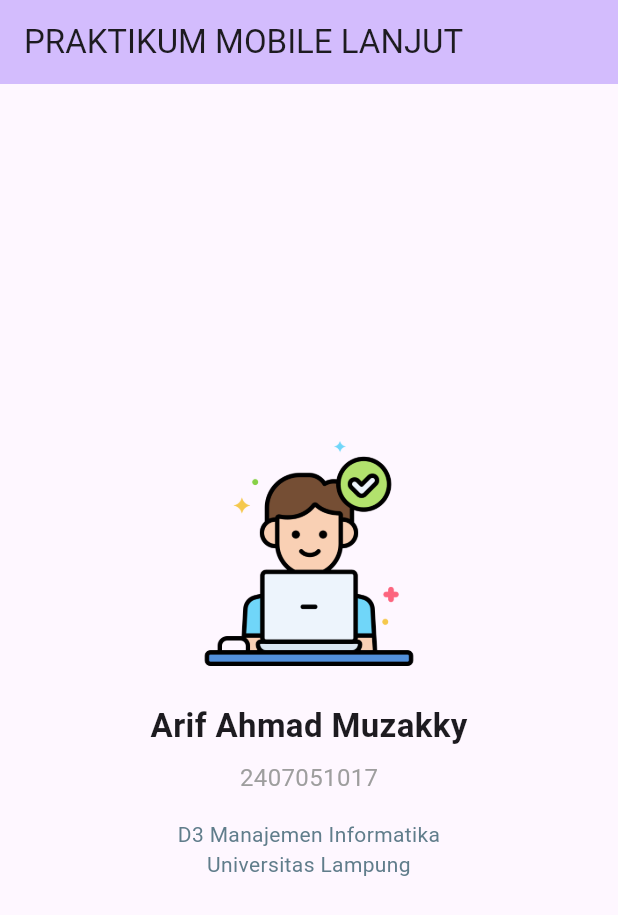
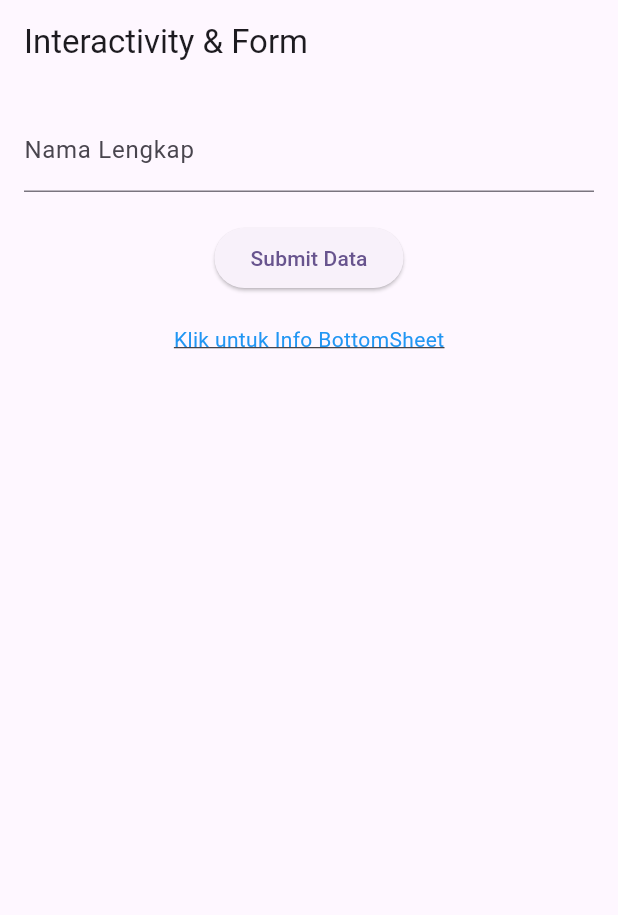
Before and after one commit to PaleHiu/prak-pwl-2407051017, a Flutter app: the screen it shows after launch, on a phone screen of 412 x 824 dp. Shown: the top 915 px of the screen. Run offline on Flutter 3.47's test engine with Material 3 defaults, Android fonts, the phone set to English and light mode, and no system bars.

Commit message:
Pertemuan 4: Interactivity, Form & Event Handling

```diff
--- /dev/null
+++ b/lib/form_widget.dart
@@ -0,0 +1,85 @@
+import 'package:flutter/material.dart';
+
+class FormWidget extends StatefulWidget {
+  const FormWidget({super.key});
+
+  @override
+  State<FormWidget> createState() => _FormWidgetState();
+}
+
+class _FormWidgetState extends State<FormWidget> {
+  final _formKey = GlobalKey<FormState>();
+  final TextEditingController _namaController = TextEditingController();
+
+  @override
+  void dispose() {
+    _namaController.dispose();
+    super.dispose();
+  }
+
+  @override
+  Widget build(BuildContext context) {
+    return Scaffold(
+      appBar: AppBar(title: const Text('Interactivity & Form')),
+      body: Padding(
+        padding: const EdgeInsets.all(16.0),
+        child: Form(
+          key: _formKey,
+          child: Column(
+            children: [
+              // ini textfield sama validasinya
+              TextFormField(
+                controller: _namaController,
+                decoration: const InputDecoration(labelText: 'Nama Lengkap'),
+                validator: (value) =>
+                    value!.isEmpty ? 'Nama tidak boleh kosong!' : null,
+              ),
+              const SizedBox(height: 20),
+              // ini button dan event handlingnya
+              ElevatedButton(
+                onPressed: () {
+                  if (_formKey.currentState!.validate()) {
+                    showDialog(
+                      context: context,
+                      builder: (context) => AlertDialog(
+                        title: const Text('Sukses'),
+                        content: Text('Halo ${_namaController.text}!'),
+                        actions: [
+                          TextButton(
+                            onPressed: () => Navigator.pop(context),
+                            child: const Text('OK'),
+                          ),
+                        ],
+                      ),
+                    );
+                  }
+                },
+                child: const Text('Submit Data'),
+              ),
+              const SizedBox(height: 20),
+              // ini gesture sama bottom sheetnya
+              GestureDetector(
+                onTap: () {
+                  showModalBottomSheet(
+                    context: context,
+                    builder: (context) => const Padding(
+                      padding: EdgeInsets.all(20),
+                      child: Text('Ini Bottom Sheet dari GestureDetector!'),
+                    ),
+                  );
+                },
+                child: const Text(
+                  'Klik untuk Info BottomSheet',
+                  style: TextStyle(
+                    color: Colors.blue,
+                    decoration: TextDecoration.underline,
+                  ),
+                ),
+              ),
+            ],
+          ),
+        ),
+      ),
+    );
+  }
+}
--- a/lib/main.dart
+++ b/lib/main.dart
@@ -1,5 +1,8 @@
 import 'package:flutter/material.dart';
-import 'package:prak_web_lanjut_2407051017/first_widget.dart';
+import 'column_widget.dart';
+import 'row_widget.dart';
+import 'first_widget.dart';
+import 'form_widget.dart';
 
 void main() {
   runApp(const MyApp());
@@ -11,13 +14,12 @@
   @override
   Widget build(BuildContext context) {
     return MaterialApp(
-      title: 'Flutter Demo',
+      title: 'Praktikum Mobile Lanjut',
       theme: ThemeData(
-        colorScheme: ColorScheme.fromSeed(
-          seedColor: Colors.deepPurple,
-        ),
+        colorScheme: ColorScheme.fromSeed(seedColor: Colors.deepPurple),
+        useMaterial3: true,
       ),
-      home: const FirstWidget(),
+      home: const FormWidget(),
     );
   }
 }
```
